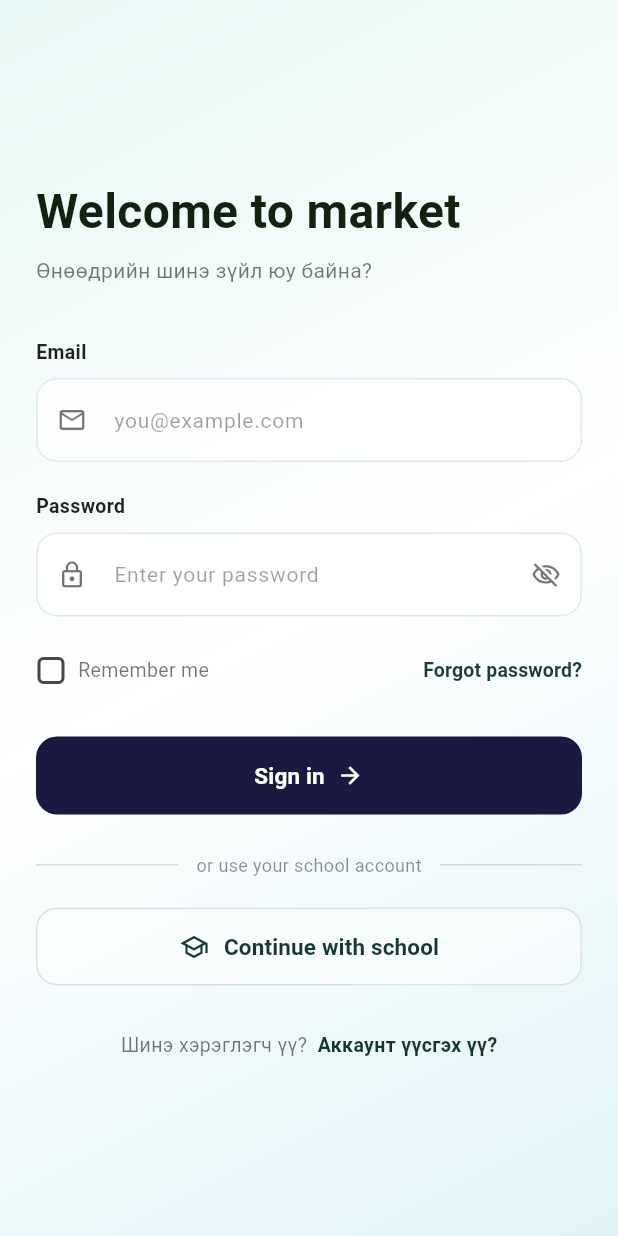
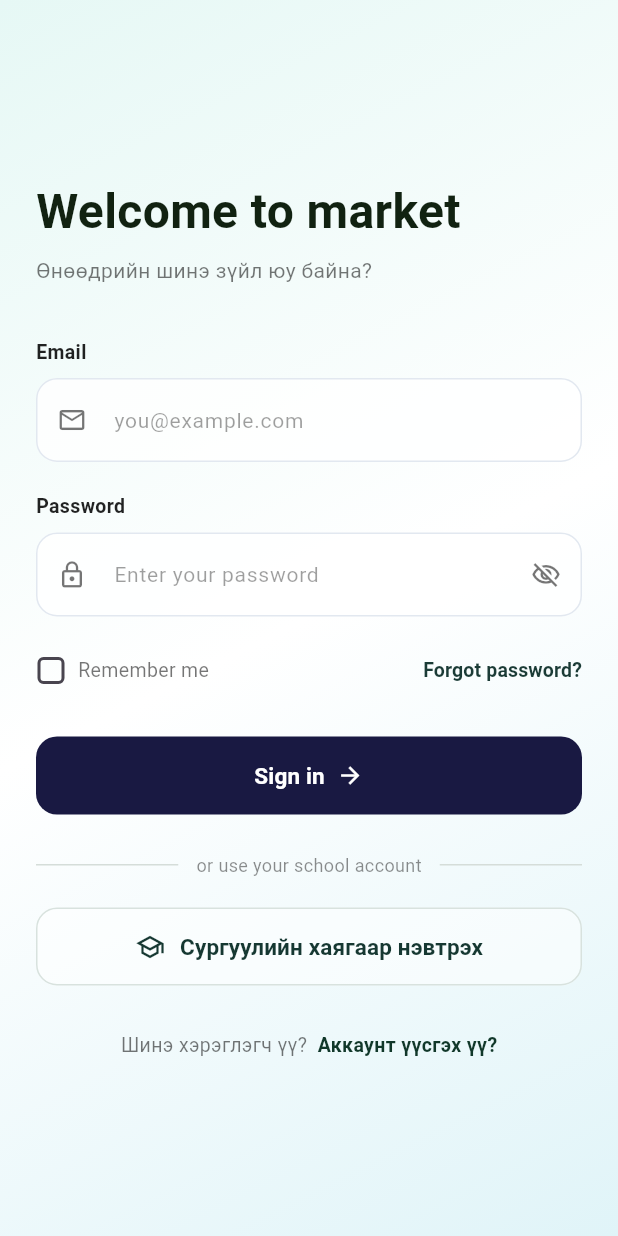
Before and after one commit to khhngrzul/Online-, a Flutter app: the screen it shows after launch, on a phone screen of 412 x 824 dp. Run offline on Flutter 3.47's test engine with Material 3 defaults, Android fonts, the phone set to English and light mode, and no system bars.

Commit message:
Update login.dart

```diff
--- a/flutter/lib/login.dart
+++ b/flutter/lib/login.dart
@@ -199,7 +199,7 @@ class _SchoolLoginScreenState extends State<SchoolLoginScreen> {
                           Icon(Icons.school_outlined, color: Color(0xFF163832), size: 20),
                           SizedBox(width: 10),
                           Text(
-                            'Continue with school',
+                            'Сургуулийн хаягаар нэвтрэх',
                             style: TextStyle(color: Color(0xFF163832), fontSize: 15, fontWeight: FontWeight.w600),
                           ),
                         ],
```
